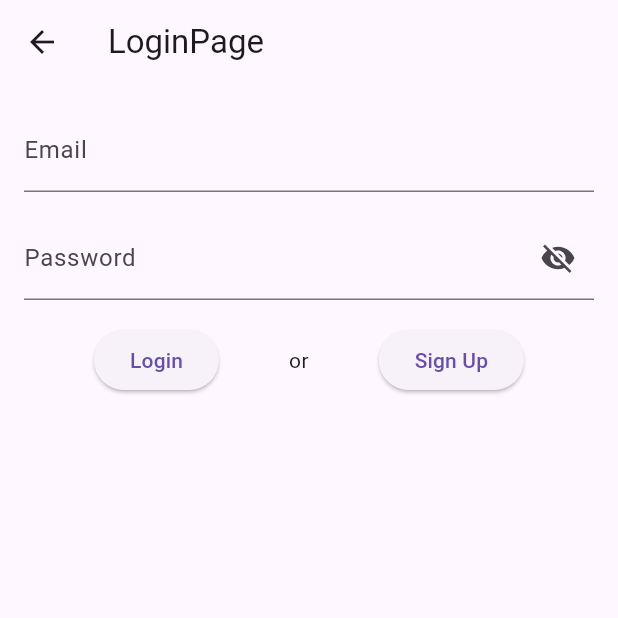
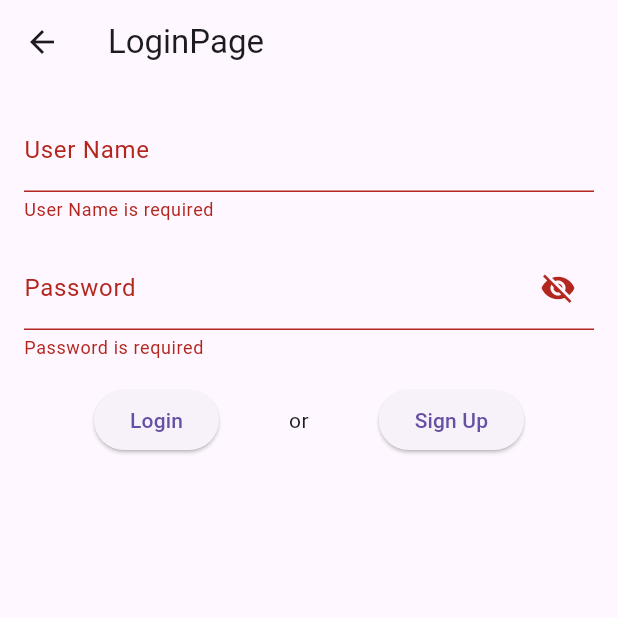
Before and after one commit to Padmakumar18/Cricket-Scoreboard, a Flutter app: the LoginPage screen opened by its route, after a tap on "Login", on a phone screen of 412 x 824 dp, the top half of it. Run offline on Flutter 3.47's test engine with Material 3 defaults, Android fonts, the phone set to English and light mode, and no system bars.

Commit message:
Login validator added

```diff
--- a/Frontend/lib/main.dart
+++ b/Frontend/lib/main.dart
@@ -26,11 +26,11 @@ class MyApp extends StatelessWidget {
           ),
           darkTheme: ThemeData(brightness: Brightness.dark),
           themeMode: mode,
-          initialRoute: '/GetMatchDetails',
+          initialRoute: '/LoginPage',
           routes: {
-            '/': (context) => const LoginPage(emailId: '', password: ''),
+            '/': (context) => const LoginPage(userName: '', password: ''),
             '/LoginPage': (context) =>
-                const LoginPage(emailId: '', password: ''),
+                const LoginPage(userName: '', password: ''),
             '/SignupPage': (context) => const SignupPage(),
             '/GetMatchDetails': (context) => const GetMatchDetails(),
             '/ScoreBoardpage': (context) => const ScoreBoardPage(
--- a/Frontend/lib/screens/LoginPage.dart
+++ b/Frontend/lib/screens/LoginPage.dart
@@ -1,18 +1,17 @@
 import 'package:flutter/material.dart';
 
 class LoginPage extends StatefulWidget {
-  final String emailId;
+  final String userName;
   final String password;
 
-  const LoginPage({super.key, required this.emailId, required this.password});
+  const LoginPage({super.key, required this.userName, required this.password});
 
   @override
   State<LoginPage> createState() => _LoginPageState();
 }
 
 class _LoginPageState extends State<LoginPage> {
-  // final _formKey = GlobalKey<FormState>();
-
+  final _formKey = GlobalKey<FormState>();
   late TextEditingController emailController;
   late TextEditingController passwordController;
   bool _obscurePassword = true;
@@ -20,7 +19,7 @@ class _LoginPageState extends State<LoginPage> {
   @override
   void initState() {
     super.initState();
-    emailController = TextEditingController(text: widget.emailId);
+    emailController = TextEditingController(text: widget.userName);
     passwordController = TextEditingController(text: widget.password);
   }
 
@@ -37,15 +36,21 @@ class _LoginPageState extends State<LoginPage> {
       appBar: AppBar(title: const Text('LoginPage')),
       body: Padding(
         padding: const EdgeInsets.all(16.0),
+        child: Form(
+          key: _formKey,
           child: Column(
             children: [
               TextFormField(
                 controller: emailController,
-              decoration: const InputDecoration(
-                labelText: 'Email',
-                // border: OutlineInputBorder(),
-              ),
+                decoration: const InputDecoration(labelText: 'User Name'),
                 keyboardType: TextInputType.emailAddress,
+                validator: (value) {
+                  print('Validating User Name: $value');
+                  if (value == null || value.trim().isEmpty) {
+                    return 'User Name is required';
+                  }
+                  return null;
+                },
               ),
               const SizedBox(height: 16),
               TextFormField(
@@ -53,10 +58,11 @@ class _LoginPageState extends State<LoginPage> {
                 obscureText: _obscurePassword,
                 decoration: InputDecoration(
                   labelText: 'Password',
-                // border: const OutlineInputBorder(),
                   suffixIcon: IconButton(
                     icon: Icon(
-                    _obscurePassword ? Icons.visibility_off : Icons.visibility,
+                      _obscurePassword
+                          ? Icons.visibility_off
+                          : Icons.visibility,
                     ),
                     onPressed: () {
                       setState(() {
@@ -65,6 +71,12 @@ class _LoginPageState extends State<LoginPage> {
                     },
                   ),
                 ),
+                validator: (value) {
+                  if (value == null || value.trim().isEmpty) {
+                    return 'Password is required';
+                  }
+                  return null;
+                },
               ),
               const SizedBox(height: 16),
               Row(
@@ -72,26 +84,22 @@ class _LoginPageState extends State<LoginPage> {
                 children: [
                   ElevatedButton(
                     onPressed: () {
-                    String email = emailController.text;
+                      if (_formKey.currentState!.validate()) {
+                        String userName = emailController.text;
                         String password = passwordController.text;
 
-                    print('Email: $email');
+                        print('Email: $userName');
                         print('Password: $password');
 
                         emailController.clear();
                         passwordController.clear();
+                      }
                     },
                     child: const Text('Login'),
                   ),
-                Text("or"),
+                  const Text("or"),
                   ElevatedButton(
                     onPressed: () {
-                    String email = emailController.text;
-                    String password = passwordController.text;
-
-                    print('Email: $email');
-                    print('Password: $password');
-
                       emailController.clear();
                       passwordController.clear();
 
@@ -104,6 +112,7 @@ class _LoginPageState extends State<LoginPage> {
             ],
           ),
         ),
+      ),
     );
   }
 }
```
Lines whose indentation alone changed are shown as unchanged.
